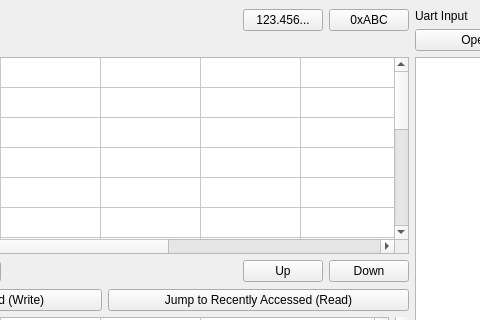
Before: the Qt Designer form OreOre-V-CMake-JIT/mainwindow.ui in cpuex2021-1/simulator, drawn with Qt 5; both pictures show x 581 to 1061 and y 0 to 320 of the 1383 by 600 pixel window.
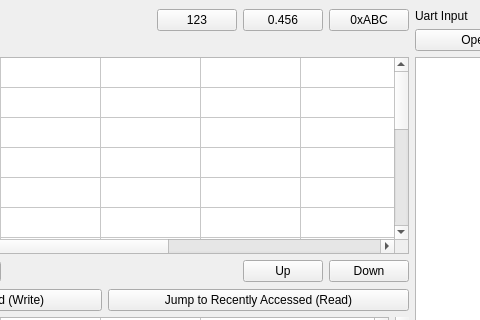
After: the same form once the commit is applied.

What changed in the file:
```diff
--- a/OreOre-V-CMake-JIT/mainwindow.ui
+++ b/OreOre-V-CMake-JIT/mainwindow.ui
@@ -275,7 +275,14 @@
           <item>
            <widget class="QPushButton" name="pushButton_7">
             <property name="text">
-             <string>123.456...</string>
+             <string>123</string>
+            </property>
+           </widget>
+          </item>
+          <item>
+           <widget class="QPushButton" name="floatButton">
+            <property name="text">
+             <string>0.456</string>
             </property>
            </widget>
           </item>
```
